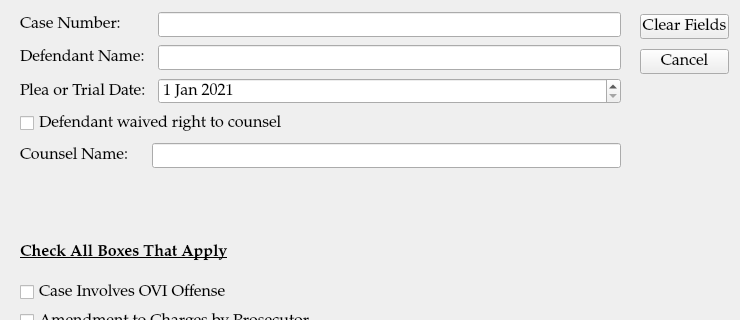
Before: the Qt Designer form ui/CaseInformation.ui in HunterProgram22/MuniEntry, drawn with Qt 5; both pictures show x 0 to 740 and y 0 to 320 of the 740 by 484 pixel window.
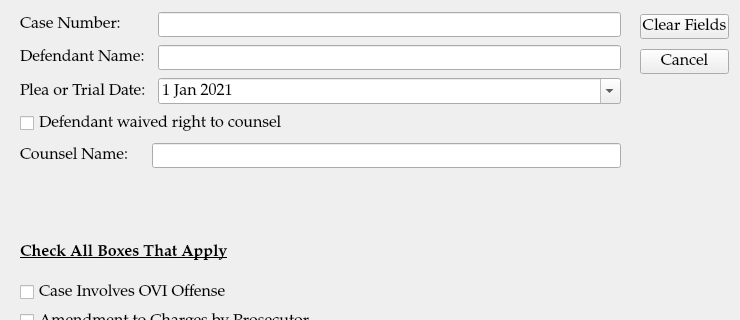
After: the same form once the commit is applied.

Patch:
```diff
--- a/ui/CaseInformation.ui
+++ b/ui/CaseInformation.ui
@@ -32,7 +32,7 @@
     <string>Continue</string>
    </property>
   </widget>
-  <widget class="QWidget" name="">
+  <widget class="QWidget" name="layoutWidget">
    <property name="geometry">
     <rect>
      <x>20</x>
@@ -78,6 +78,9 @@
         <day>1</day>
        </date>
       </property>
+      <property name="calendarPopup">
+       <bool>true</bool>
+      </property>
       <property name="date">
        <date>
         <year>2021</year>
@@ -106,7 +109,7 @@
     </item>
    </layout>
   </widget>
-  <widget class="QWidget" name="">
+  <widget class="QWidget" name="layoutWidget">
    <property name="geometry">
     <rect>
      <x>20</x>
@@ -160,7 +163,7 @@
     </item>
    </layout>
   </widget>
-  <widget class="QWidget" name="">
+  <widget class="QWidget" name="layoutWidget">
    <property name="geometry">
     <rect>
      <x>640</x>
```
Left out of the diff: 17 changed lines with no effect on the pictures.
